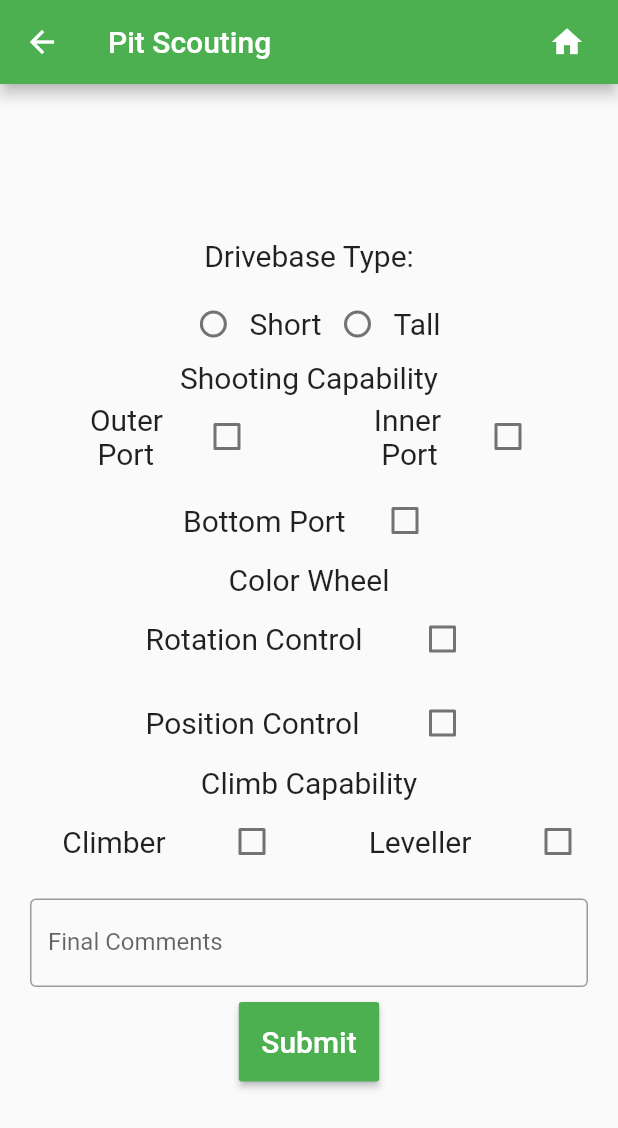
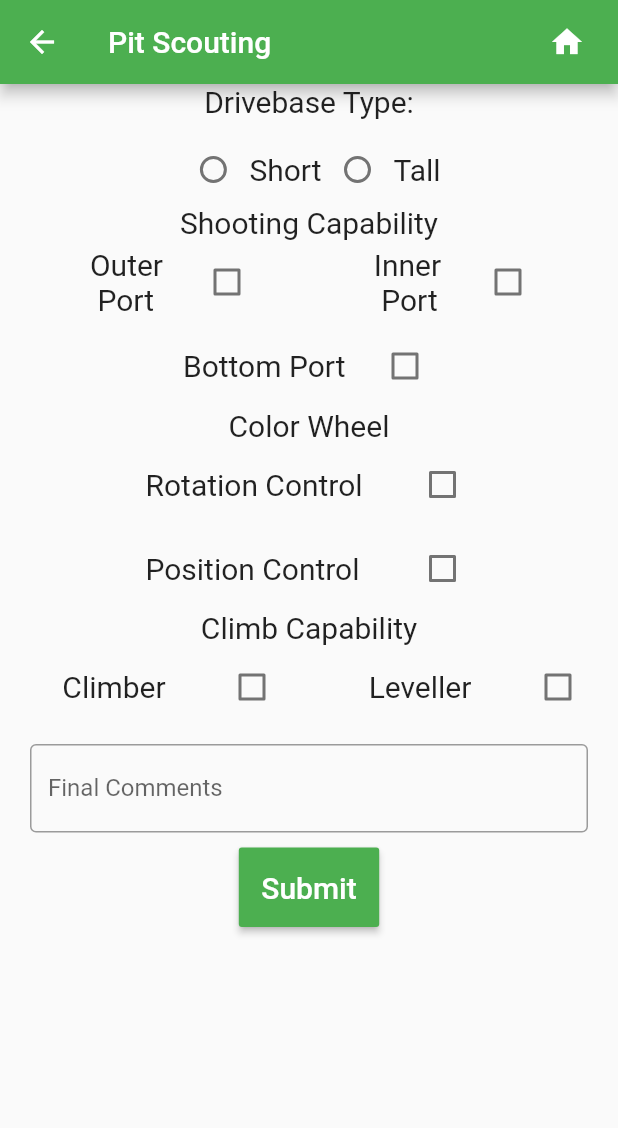
Before and after one commit to HHS-Team670/Mustang-App-Web, a Flutter app: the PitScouter screen opened directly with empty values, on a phone screen of 412 x 824 dp. Shown: the top 1128 px of the screen. Run offline on Flutter 3.47's test engine with Material 2 defaults, Android fonts, the phone set to English and light mode, and no system bars; our stand-ins replace cloud_firestore, firebase_storage, flutter_colorpicker, flutter_speed_dial, table_calendar; accounts and stored records are empty.

Commit message:
fixed pixeloverflow error

```diff
--- a/mustang_app/lib/pitscouting.dart
+++ b/mustang_app/lib/pitscouting.dart
@@ -1,9 +1,7 @@
 import 'package:flutter/material.dart';
 import 'package:mustang_app/postscouter.dart';
-
 import 'header.dart';
 import 'scoutingoperations.dart';
-import 'counter.dart';
 
 class PitScouter extends StatefulWidget {
   static const String route = '/PitScouter';
@@ -21,9 +19,7 @@ class _PitScouterState extends State<PitScouter> {
   ScoutingOperations db = new ScoutingOperations();
   String _teamNumber;
   TextEditingController _notes = new TextEditingController();
-  bool _drivebaseTall = false,
-      _drivebaseShort = false,
-      _inner = false,
+  bool _inner = false,
       _outer = false,
       _bottom = false,
       _rotation = false,
@@ -40,8 +36,8 @@ class _PitScouterState extends State<PitScouter> {
   Widget build(BuildContext context) {
     return Scaffold(
         appBar: Header(context, 'Pit Scouting'),
-      body: Column(
-        mainAxisAlignment: MainAxisAlignment.center,
+        body: SingleChildScrollView(
+          child: Column(
             children: <Widget>[
               Container(
                 alignment: Alignment.center,
@@ -222,7 +218,8 @@ class _PitScouterState extends State<PitScouter> {
                 ],
               ),
               Container(
-            padding: EdgeInsets.only(left: 20, right: 20, top: 10, bottom: 10),
+                padding:
+                    EdgeInsets.only(left: 20, right: 20, top: 10, bottom: 10),
                 child: TextField(
                   controller: _notes,
                   decoration: InputDecoration(
@@ -258,6 +255,6 @@ class _PitScouterState extends State<PitScouter> {
               ),
             ],
           ),
-    );
+        ));
   }
 }
```
Also changed, not shown: 1 other file. Lines whose indentation alone changed are shown as unchanged.
